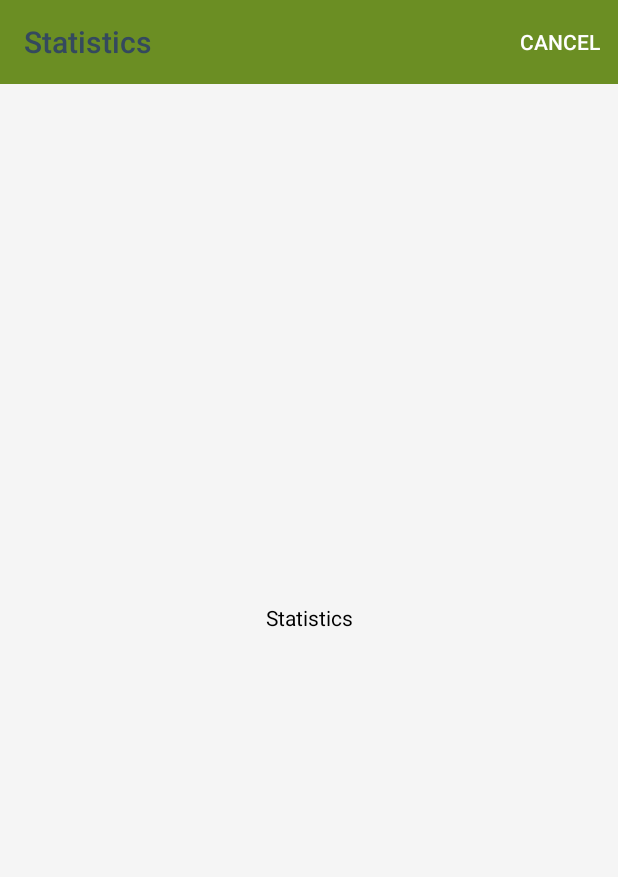
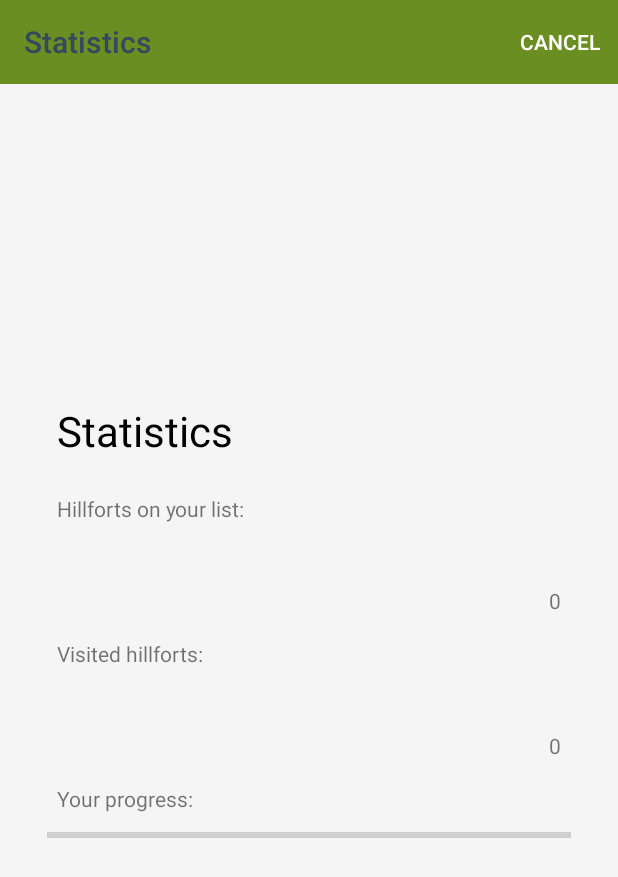
Before and after one commit to edyta-sleziak/Hillforts, an Android app: the StatsActivity screen opened directly, with no data from a screen before it, on a phone screen of 412 x 824 dp. Shown: the top 877 px of the screen. Run offline under Robolectric (Android 15) with nearby library versions, the phone set to English and light mode, and no system bars; 2 statements that could not run were skipped.

Commit message:
Visited date saved Statistics page added

```diff
--- a/app/src/main/java/org/wit/hillforts/activities/LoginActivity.kt
+++ b/app/src/main/java/org/wit/hillforts/activities/LoginActivity.kt
@@ -27,6 +27,7 @@ class LoginActivity : AppCompatActivity(), AnkoLogger {
     setContentView(R.layout.activity_login)
 
     app = application as MainApp
+
 
     login.setOnClickListener() {
       user.email = email.text.toString()
--- a/app/src/main/java/org/wit/hillforts/activities/SettingsActivity.kt
+++ b/app/src/main/java/org/wit/hillforts/activities/SettingsActivity.kt
@@ -9,6 +9,8 @@ import kotlinx.android.synthetic.main.activity_hillfort.*
 import kotlinx.android.synthetic.main.activity_hillfort.HillfortDescription
 import kotlinx.android.synthetic.main.activity_hillfort.HillfortName
 import kotlinx.android.synthetic.main.activity_settings.*
+import kotlinx.android.synthetic.main.activity_settings.toolbarOptions
+import kotlinx.android.synthetic.main.activity_stats.*
 import org.jetbrains.anko.*
 import org.wit.hillforts.R
 import org.wit.hillforts.helpers.readImage
--- a/app/src/main/java/org/wit/hillforts/activities/StatsActivity.kt
+++ b/app/src/main/java/org/wit/hillforts/activities/StatsActivity.kt
@@ -34,6 +34,14 @@ class StatsActivity : AppCompatActivity(), AnkoLogger {
 
     app = application as MainApp
 
+    var usersHillforts = app.hillforts.findUsersHillforts(app.users.getLoggedUser()!!.id).size
+    progressBar.max = usersHillforts
+    var visitedHillforts = app.hillforts.findVisitedHillforts(app.users.getLoggedUser()!!.id).size
+    totalUsersHillforts.text = "$usersHillforts"
+    totalVisitedHillforts.text = "$visitedHillforts"
+    progressBar.progress = visitedHillforts
+
+
   }
 
   override fun onOptionsItemSelected(item: MenuItem?): Boolean {
--- a/app/src/main/java/org/wit/hillforts/models/HillfortJSONStore.kt
+++ b/app/src/main/java/org/wit/hillforts/models/HillfortJSONStore.kt
@@ -37,7 +37,8 @@ class HillfortJSONStore : HillfortStore, AnkoLogger {
   }
 
   override fun findVisitedHillforts(userId: Long): List<HillfortModel> {
-    return hillforts.filter { it.userId == userId }
+    var allHillforts =  hillforts.filter { it.userId == userId }
+    return allHillforts.filter { it.visited == true }
   }
 
   override fun create(hillfort: HillfortModel) {
@@ -57,6 +58,9 @@ class HillfortJSONStore : HillfortStore, AnkoLogger {
       foundHillfort.lat = hillfort.lat
       foundHillfort.lng = hillfort.lng
       foundHillfort.zoom = hillfort.zoom
+      foundHillfort.visited = hillfort.visited
+      foundHillfort.visitedDate = hillfort.visitedDate
+      foundHillfort.userId = hillfort.userId
       serialize()
     }
   }
--- a/app/src/main/res/layout/activity_stats.xml
+++ b/app/src/main/res/layout/activity_stats.xml
@@ -30,29 +30,64 @@
     </com.google.android.material.appbar.AppBarLayout>
 
 
-    <LinearLayout xmlns:android="http://schemas.android.com/apk/res/android"
+    <LinearLayout
         android:layout_width="match_parent"
         android:layout_height="match_parent"
-        android:orientation="vertical">
+        android:gravity="center"
+        android:orientation="vertical"
+        android:paddingHorizontal="30dp">
 
       <TextView
           android:layout_width="match_parent"
-          android:layout_height="match_parent"
-          android:gravity="center"
+          android:layout_height="45dp"
+          android:layout_margin="8dp"
+          android:layout_gravity="center"
+          android:textSize="28sp"
           android:text="@string/drawer_stats"
           android:textColor="@android:color/black" />
 
       <TextView
-          android:layout_width="wrap_content"
-          android:layout_height="wrap_content" />
+          android:id="@+id/usersHillforts"
+          android:layout_width="match_parent"
+          android:layout_height="45dp"
+          android:layout_margin="8dp"
+          android:text="@string/Users_hillforts" />
 
       <TextView
+          android:id="@+id/totalUsersHillforts"
           android:layout_width="wrap_content"
-          android:layout_height="wrap_content" />
+          android:layout_height="wrap_content"
+          android:layout_gravity="right"
+          android:layout_margin="8dp"
+          android:text="@string/totalUsersHillforts" />
+
+      <TextView
+          android:id="@+id/usersVisited"
+          android:layout_width="match_parent"
+          android:layout_height="45dp"
+          android:layout_margin="8dp"
+          android:text="@string/Visited_hillforts" />
+
+      <TextView
+        android:id="@+id/totalVisitedHillforts"
+        android:layout_width="wrap_content"
+        android:layout_height="wrap_content"
+        android:layout_gravity="right"
+        android:layout_margin="8dp"
+        android:text="@string/totalVisitedHillforts" />
+
+      <TextView
+          android:id="@+id/progress"
+          android:layout_width="match_parent"
+          android:layout_height="wrap_content"
+          android:layout_margin="8dp"
+          android:text="@string/progress" />
 
       <ProgressBar
-          android:layout_width="wrap_content"
-          android:layout_height="wrap_content" />
+          android:id="@+id/progressBar"
+          style="?android:attr/progressBarStyleHorizontal"
+          android:layout_width="349dp"
+          android:layout_height="14dp" />
 
     </LinearLayout>
   </RelativeLayout>
--- a/app/src/main/res/values/strings.xml
+++ b/app/src/main/res/values/strings.xml
@@ -30,9 +30,12 @@
   <string name="hint_new_password">Enter your new password</string>
   <string name="toast_incorrectpassword">Password is not correct. Please try again</string>
   <string name="toast_incorrectemail">E-mail address not recognised. Please create an account</string>
-
-
-
+  <string name="Users_hillforts">Hillforts on your list: </string>
+  <string name="totalUsersHillforts">$ Total</string>
+  <string name="Visited_hillforts">Visited hillforts: </string>
+  <string name="totalVisitedHillforts">$ TotalVisited</string>
+  <string name="progress">Your progress:</string>
+  <string name="enter_credentials">Please provide e-mail address and password</string>
 
 
 </resources>
```
Also changed, not shown: app/src/debug/res/values/google_maps_api.xml (+0 -20 lines), app/src/main/java/org/wit/hillforts/activities/HillfortActivity.kt (+4 -4 lines), app/src/main/res/layout/activity_hillfort.xml (+0 -9 lines).
